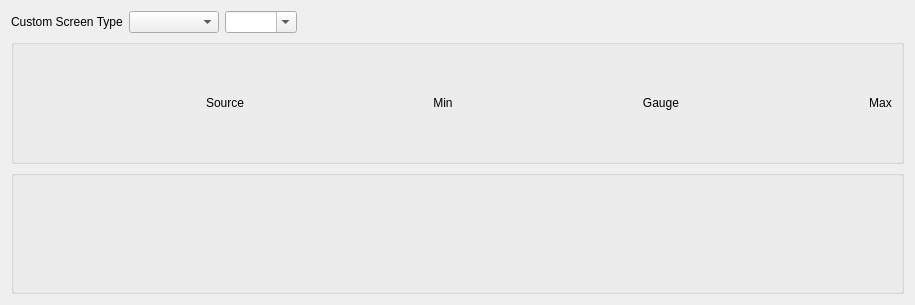
Before: the Qt Designer form companion/src/modeledit/telemetry_customscreen.ui in opentx/opentx, drawn with Qt 5.
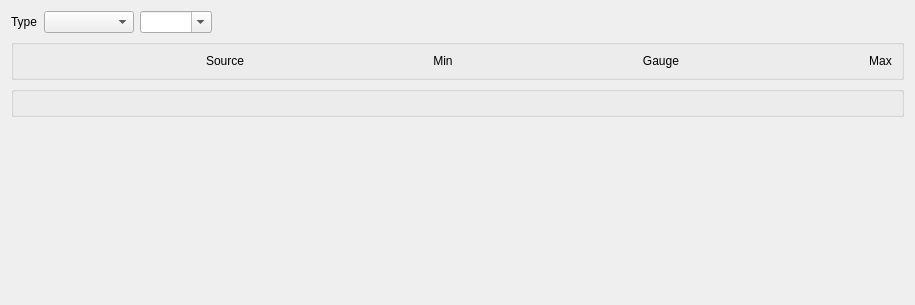
After: the same form once the commit is applied. Custom widgets are drawn as their Qt base class.

Commit message: Move telemetry custom screens from telemetry tab to own tab

Patch:
```diff
--- a/companion/src/modeledit/telemetry_customscreen.ui
+++ b/companion/src/modeledit/telemetry_customscreen.ui
@@ -31,7 +31,7 @@
         </size>
        </property>
        <property name="text">
-        <string>Custom Screen Type</string>
+        <string>Type</string>
        </property>
       </widget>
      </item>
@@ -124,6 +124,19 @@
      <layout class="QGridLayout" name="screenNumsLayout"/>
     </widget>
    </item>
+   <item>
+    <spacer name="verticalSpacer">
+     <property name="orientation">
+      <enum>Qt::Vertical</enum>
+     </property>
+     <property name="sizeHint" stdset="0">
+      <size>
+       <width>20</width>
+       <height>40</height>
+      </size>
+     </property>
+    </spacer>
+   </item>
   </layout>
  </widget>
  <customwidgets>
```
The commit also changes 7 other files.
